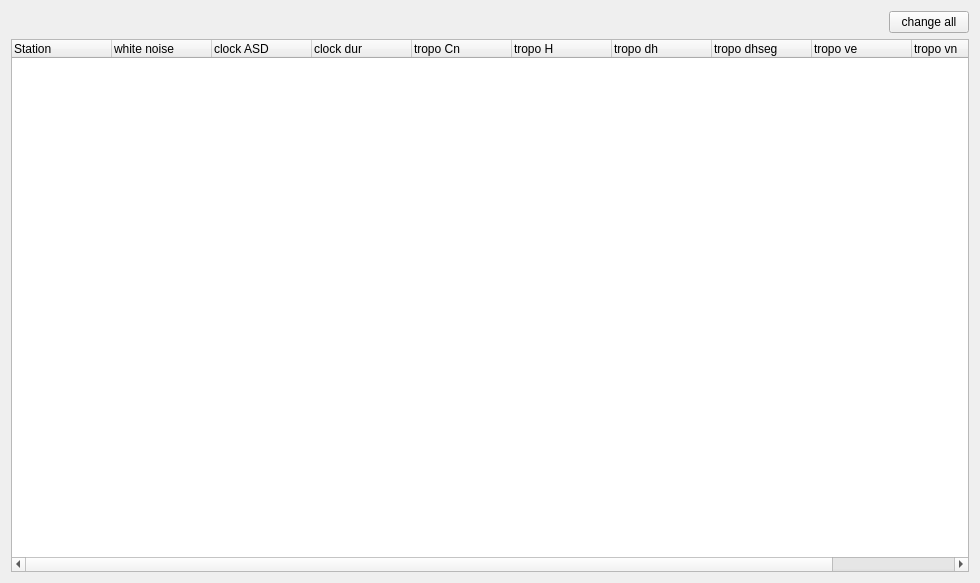
First picture: the form in Widgets/simulator.ui, repository TUW-VieVS/VieSchedppGUI, before the edit.
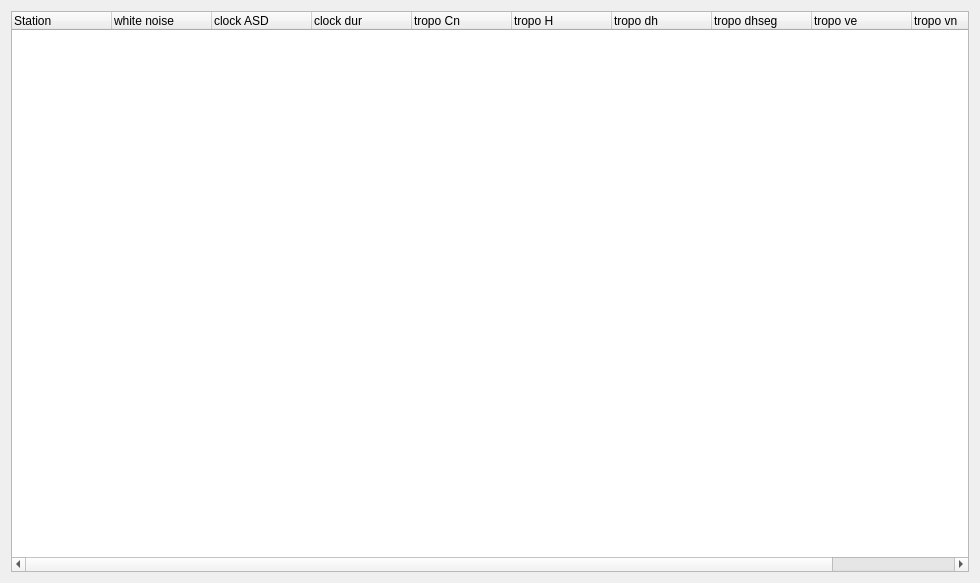
Second picture: the form after the edit.

Commit message: removed change all button

The edit to the form file:
```diff
--- a/Widgets/simulator.ui
+++ b/Widgets/simulator.ui
@@ -17,30 +17,6 @@
    <string>&lt;html&gt;&lt;head/&gt;&lt;body&gt;&lt;p&gt;&lt;span style=&quot; font-weight:600;&quot;&gt;- white noise: &lt;/span&gt;standard deviation of gaussian distributed noise in [picoseconds] &lt;/p&gt;&lt;p&gt;&lt;span style=&quot; font-weight:600;&quot;&gt;- clock ASD:&lt;/span&gt; Allan standard deviation of clock accuracy in [picoseconds]&lt;/p&gt;&lt;p&gt;&lt;span style=&quot; font-weight:600;&quot;&gt;- clock dur:&lt;/span&gt; equivalent time of clock ASD in [minutes]&lt;/p&gt;&lt;p&gt;&lt;span style=&quot; font-weight:600;&quot;&gt;- tropo Cn:&lt;/span&gt; tropospheric turbolence parameter in [10^-7 m^-1/3] &lt;/p&gt;&lt;p&gt;&lt;span style=&quot; font-weight:600;&quot;&gt;- tropo H:&lt;/span&gt; troposhperic height in [meters]&lt;/p&gt;&lt;p&gt;&lt;span style=&quot; font-weight:600;&quot;&gt;- tropo dh:&lt;/span&gt; tropospheric height increment in [meters]&lt;/p&gt;&lt;p&gt;&lt;span style=&quot; font-weight:600;&quot;&gt;- tropo dhseg:&lt;/span&gt; tropospheric time increment in [hours]&lt;/p&gt;&lt;p&gt;&lt;span style=&quot; font-weight:600;&quot;&gt;- tropo wzd0:&lt;/span&gt; additional constant wet zenith delay in [millimeters]&lt;/p&gt;&lt;p&gt;&lt;span style=&quot; font-weight:600;&quot;&gt;- tropo ve:&lt;/span&gt; wind velocity towards eastern direction in [meters/second]&lt;/p&gt;&lt;p&gt;&lt;span style=&quot; font-weight:600;&quot;&gt;- tropo vn:&lt;/span&gt; wind velocity towards northern direction in [meters/second]&lt;/p&gt;&lt;/body&gt;&lt;/html&gt;</string>
   </property>
   <layout class="QVBoxLayout" name="verticalLayout">
-   <item>
-    <layout class="QHBoxLayout" name="horizontalLayout">
-     <item>
-      <spacer name="horizontalSpacer">
-       <property name="orientation">
-        <enum>Qt::Horizontal</enum>
-       </property>
-       <property name="sizeHint" stdset="0">
-        <size>
-         <width>40</width>
-         <height>20</height>
-        </size>
-       </property>
-      </spacer>
-     </item>
-     <item>
-      <widget class="QPushButton" name="pushButton_changeAll">
-       <property name="text">
-        <string>change all</string>
-       </property>
-      </widget>
-     </item>
-    </layout>
-   </item>
    <item>
     <widget class="QTreeWidget" name="treeWidget_simpara">
      <column>
```
